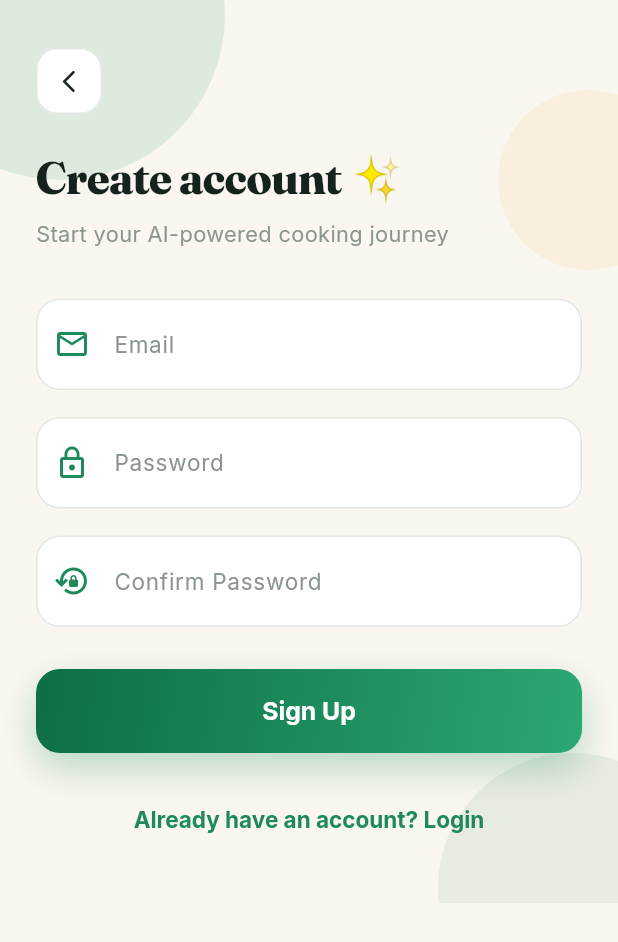
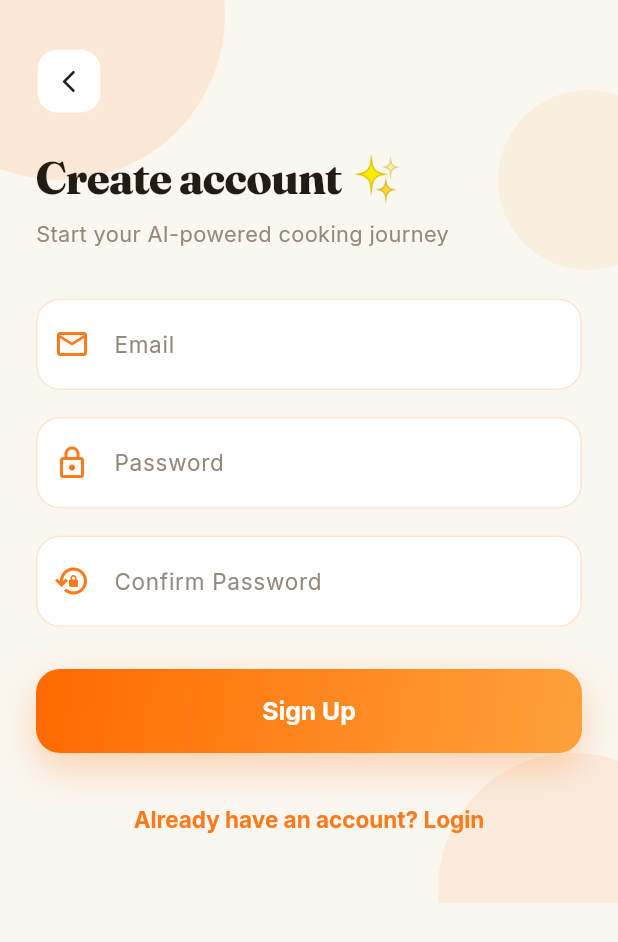
Before and after one commit to DefenceSteller/KhaanaBuddyUpdated, a Flutter app: the screen it shows after launch, after a tap on "Don't have an account? Sign up", on a phone screen of 412 x 824 dp. Shown: the top 942 px of the screen. Run offline on Flutter 3.47's test engine with Material 3 defaults, Android fonts, the phone set to English and light mode, and no system bars; our stand-ins replace flutter_tts, image_picker, shared_preferences, supabase_flutter, youtube_player_flutter; accounts and stored records are empty; network calls fail.

Commit message:
Recolor theme green -> orange: brand/tint/gradient/shadows, warm neutrals + dark palette, blobs and success colors — layout and design unchanged

```diff
--- a/lib/screens/history_screen.dart
+++ b/lib/screens/history_screen.dart
@@ -532,8 +532,8 @@ class _CuisineChip extends StatelessWidget {
         borderRadius: BorderRadius.circular(20),
         border: Border.all(
           color: isDark
-              ? const Color(0x3356C79A)
-              : const Color(0x331E8A5A),
+              ? const Color(0x33FFA64D)
+              : const Color(0x33FF7A1A),
         ),
       ),
       child: Text(
@@ -597,7 +597,7 @@ class _RecipeCard extends StatelessWidget {
                     borderRadius: BorderRadius.circular(16),
                     boxShadow: const [
                       BoxShadow(
-                        color: Color(0x331E8A5A),
+                        color: Color(0x33FF7A1A),
                         blurRadius: 14,
                         offset: Offset(0, 6),
                       ),
--- a/lib/screens/login_screen.dart
+++ b/lib/screens/login_screen.dart
@@ -54,12 +54,12 @@ class _LoginScreenState extends State<LoginScreen> {
             Positioned(
               top: -110,
               right: -80,
-              child: _blob(240, const Color(0x1F1E8A5A)),
+              child: _blob(240, const Color(0x1FFF7A1A)),
             ),
             Positioned(
               bottom: -90,
               left: -70,
-              child: _blob(200, const Color(0x140F5F3E)),
+              child: _blob(200, const Color(0x14FF5A00)),
             ),
             Positioned(
               bottom: 40,
@@ -276,7 +276,7 @@ class _LoginScreenState extends State<LoginScreen> {
         ScaffoldMessenger.of(context).showSnackBar(
           const SnackBar(
             content: Text("Login successful!"),
-            backgroundColor: Colors.green,
+            backgroundColor: AppColors.brand,
           ),
         );
         Navigator.of(context).pushAndRemoveUntil(
@@ -306,7 +306,7 @@ class _LoginScreenState extends State<LoginScreen> {
         ScaffoldMessenger.of(context).showSnackBar(
           const SnackBar(
             content: Text("Signed in with Google!"),
-            backgroundColor: Colors.green,
+            backgroundColor: AppColors.brand,
           ),
         );
         Navigator.of(context).pushAndRemoveUntil(
--- a/lib/screens/signup_screen.dart
+++ b/lib/screens/signup_screen.dart
@@ -31,12 +31,12 @@ class _SignupScreenState extends State<SignupScreen> {
           Positioned(
             top: -100,
             left: -70,
-            child: _blob(220, const Color(0x1F1E8A5A)),
+            child: _blob(220, const Color(0x1FFF7A1A)),
           ),
           Positioned(
             bottom: -80,
             right: -60,
-            child: _blob(180, const Color(0x140F5F3E)),
+            child: _blob(180, const Color(0x14FF5A00)),
           ),
           Positioned(
             top: 60,
@@ -231,7 +231,7 @@ class _SignupScreenState extends State<SignupScreen> {
           ScaffoldMessenger.of(context).showSnackBar(
             const SnackBar(
               content: Text("Signup successful!"),
-              backgroundColor: Colors.green,
+              backgroundColor: AppColors.brand,
             ),
           );
           Navigator.pushReplacementNamed(context, '/home');
--- a/lib/screens/splash_screen.dart
+++ b/lib/screens/splash_screen.dart
@@ -64,7 +64,7 @@ class _SplashScreenState extends State<SplashScreen>
           Positioned(
             bottom: -100,
             left: -80,
-            child: _blob(260, const Color(0x1A0A3D28)),
+            child: _blob(260, const Color(0x1A3D280A)),
           ),
           Positioned(
             bottom: 120,
@@ -90,7 +90,7 @@ class _SplashScreenState extends State<SplashScreen>
                         borderRadius: BorderRadius.circular(38),
                         boxShadow: const [
                           BoxShadow(
-                            color: Color(0x40062E1E),
+                            color: Color(0x402E1408),
                             blurRadius: 40,
                             offset: Offset(0, 16),
                           ),
--- a/lib/themes/theme.dart
+++ b/lib/themes/theme.dart
@@ -1,16 +1,16 @@
 import 'package:flutter/material.dart';
 
-/// 🌿 KhaanaBuddy Design System — "Botanical Kitchen"
-/// Deep basil green + warm cream + saffron gold accent.
+/// 🎨 KhaanaBuddy Design System — "Botanical Kitchen" (orange edition)
+/// Tangerine orange + warm cream + saffron gold accent.
 /// Headings: Fraunces (editorial serif) · Body: Inter.
 class AppColors {
   AppColors._();
 
   // Brand
-  static const Color brand = Color(0xFF1E8A5A); // basil green
-  static const Color brandDeep = Color(0xFF0F5F3E); // forest green
-  static const Color brandSoft = Color(0xFF56C79A); // mint
-  static const Color tint = Color(0xFFE8F4EC); // soft green wash
+  static const Color brand = Color(0xFFFF7A1A); // tangerine orange
+  static const Color brandDeep = Color(0xFFFF5A00); // deep orange
+  static const Color brandSoft = Color(0xFFFFA64D); // soft orange
+  static const Color tint = Color(0xFFFFF1E6); // soft orange wash
 
   // Accent (secondary highlights: AI sparkle, badges)
   static const Color accent = Color(0xFFF2A93B); // saffron gold
@@ -19,44 +19,44 @@ class AppColors {
   // Light palette
   static const Color bg = Color(0xFFFAF7F0); // warm cream
   static const Color surface = Colors.white;
-  static const Color ink = Color(0xFF16231D); // headings
-  static const Color body = Color(0xFF45534C); // body text
-  static const Color muted = Color(0xFF8A968F); // secondary text
-  static const Color border = Color(0xFFE2E7E1); // hairline borders
+  static const Color ink = Color(0xFF231C15); // headings
+  static const Color body = Color(0xFF4B423A); // body text
+  static const Color muted = Color(0xFF94897C); // secondary text
+  static const Color border = Color(0xFFFFE3CE); // hairline borders
 
   // Dark palette
-  static const Color darkBg = Color(0xFF0D1411);
-  static const Color darkSurface = Color(0xFF151E1A);
-  static const Color darkTint = Color(0xFF1D2B24);
-  static const Color darkBorder = Color(0xFF2A3A32);
-  static const Color darkInk = Color(0xFFF4F8F5);
-  static const Color darkBody = Color(0xFFC3D0C9);
-  static const Color darkMuted = Color(0xFF8B998F);
+  static const Color darkBg = Color(0xFF131110);
+  static const Color darkSurface = Color(0xFF1F1B18);
+  static const Color darkTint = Color(0xFF2A241F);
+  static const Color darkBorder = Color(0xFF3A322B);
+  static const Color darkInk = Color(0xFFFFFFFF);
+  static const Color darkBody = Color(0xFFD8D2CB);
+  static const Color darkMuted = Color(0xFF9C948B);
 
-  /// Signature diagonal basil-green gradient.
+  /// Signature diagonal orange gradient.
   static const LinearGradient gradient = LinearGradient(
     begin: Alignment.topLeft,
     end: Alignment.bottomRight,
-    colors: [Color(0xFF0E6E45), Color(0xFF2BA872)],
+    colors: [Color(0xFFFF6A00), Color(0xFFFFA13B)],
   );
 
-  /// Soft green glow for hero elements.
+  /// Soft orange glow for hero elements.
   static const BoxShadow glow = BoxShadow(
-    color: Color(0x4D1E8A5A),
+    color: Color(0x4DFF7A1A),
     blurRadius: 22,
     offset: Offset(0, 10),
   );
 
   /// Subtle card shadow.
   static const BoxShadow cardShadow = BoxShadow(
-    color: Color(0x1A0F5F3E),
+    color: Color(0x1AFF7A1A),
     blurRadius: 24,
     offset: Offset(0, 10),
   );
 
   /// Faint shadow for small inputs / tiles.
   static const BoxShadow softShadow = BoxShadow(
-    color: Color(0x0D0F5F3E),
+    color: Color(0x0DFF7A1A),
     blurRadius: 16,
     offset: Offset(0, 6),
   );
@@ -226,7 +226,7 @@ final ThemeData lightTheme = ThemeData(
   ),
   snackBarTheme: SnackBarThemeData(
     behavior: SnackBarBehavior.floating,
-    backgroundColor: const Color(0xFF17241E),
+    backgroundColor: const Color(0xFF2A241F),
     contentTextStyle: _uiStyle(fontSize: 14.5).copyWith(color: Colors.white),
     shape: const RoundedRectangleBorder(
       borderRadius: BorderRadius.all(Radius.circular(14)),
```
Also changed, not shown: lib/screens/profile_screen.dart (+8 -8 lines).
